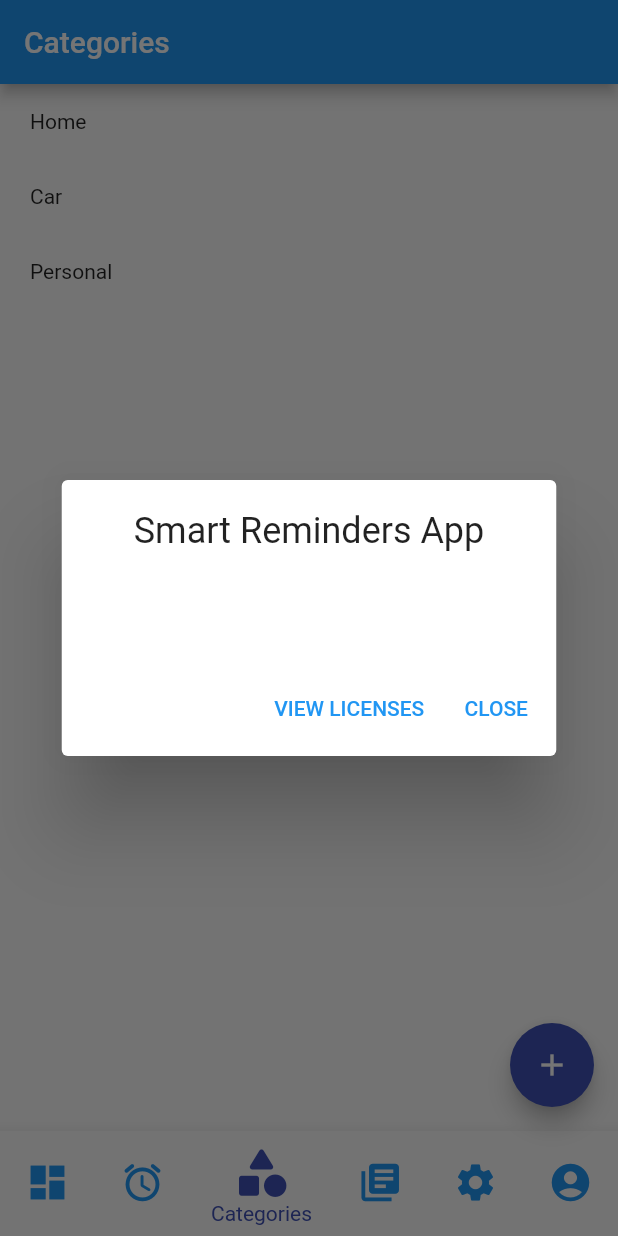
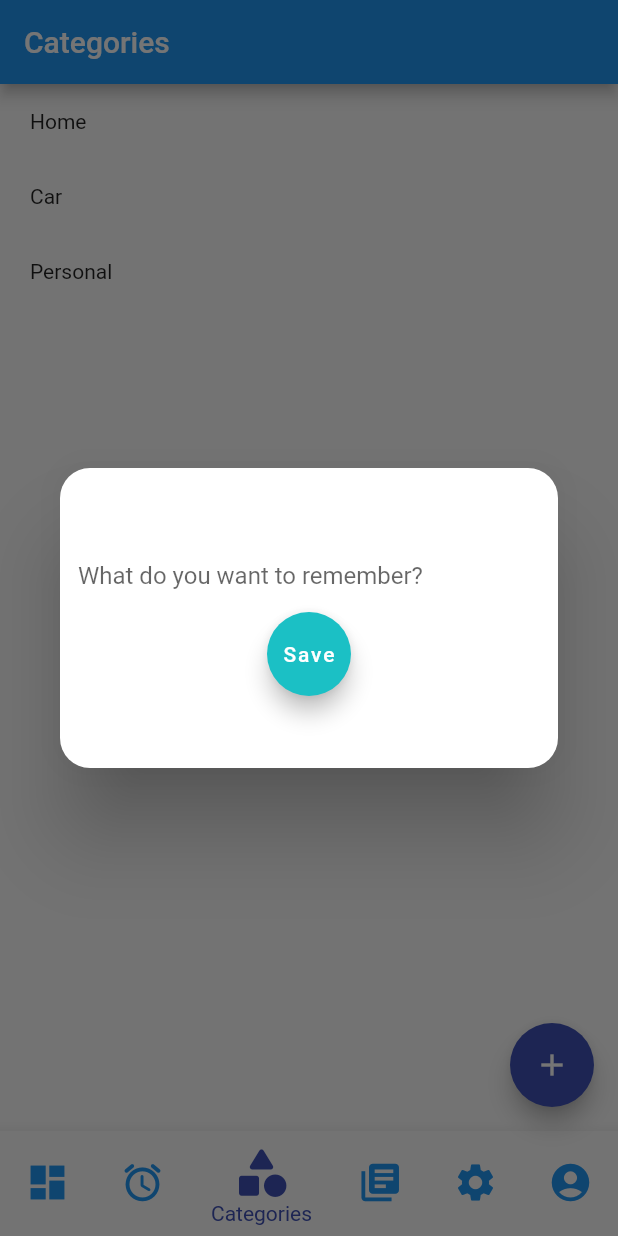
Before and after one commit to bogdanburnea/flutter_prj_1, a Flutter app: the screen it shows after launch, item 3 of the bottom bar chosen, after a tap on the "add" icon, on a phone screen of 412 x 824 dp. Run offline on Flutter 3.47's test engine with Material 2 defaults, Android fonts, the phone set to English and light mode, and no system bars; our stand-ins replace get_it, shared_preferences; missing offline and left inert: username_gen.

Commit message:
Add Category Dialog

```diff
--- /dev/null
+++ b/lib/pages/category/widgets/category_dialog.dart
@@ -0,0 +1,52 @@
+import 'package:flutter/material.dart';
+
+class CategoryDialog extends StatefulWidget {
+  const CategoryDialog({super.key});
+
+  @override
+  _CategoryDialogState createState() => _CategoryDialogState();
+}
+
+class _CategoryDialogState extends State<CategoryDialog> {
+  final GlobalKey<FormState> _formKey = GlobalKey<FormState>();
+
+  final TextEditingController _textEditingController = TextEditingController();
+
+  @override
+  Widget build(BuildContext context) {
+    return Dialog(
+      shape: RoundedRectangleBorder(
+          borderRadius: BorderRadius.circular(20.0)), //this right here
+      child: Container(
+        height: 200,
+        child: Padding(
+          padding: const EdgeInsets.all(12.0),
+          child: Column(
+            mainAxisAlignment: MainAxisAlignment.center,
+            crossAxisAlignment: CrossAxisAlignment.start,
+            children: [
+              const TextField(
+                decoration: InputDecoration(
+                    border: InputBorder.none,
+                    hintText: 'What do you want to remember?'),
+              ),
+              SizedBox(
+                width: 320.0,
+                child: FloatingActionButton(
+                  onPressed: () {
+                    Navigator.of(context).pop();
+                  },
+                  child: const Text(
+                    "Save",
+                    style: TextStyle(color: Colors.white),
+                  ),
+                  backgroundColor: const Color(0xFF1BC0C5),
+                ),
+              )
+            ],
+          ),
+        ),
+      ),
+    );
+  }
+}
--- a/lib/pages/home/home_page.dart
+++ b/lib/pages/home/home_page.dart
@@ -1,5 +1,6 @@
 import 'package:flutter/material.dart';
 import 'package:flutter_prj_1/pages/category/category_page.dart';
+import 'package:flutter_prj_1/pages/category/widgets/category_dialog.dart';
 import 'package:flutter_prj_1/pages/settings/settings_page.dart';
 import 'package:flutter_prj_1/pages/settings/settings_state_manager.dart';
 import 'package:flutter_prj_1/pages/user_profile/user_profile_page.dart';
@@ -128,8 +129,11 @@ class _HomePageState extends State<HomePage> {
 
   void _handleAddActionButtonPressed() {
     if (_pageIndex == 2) {
-      showAboutDialog(context: context);
-      return;
+      showDialog(
+          context: context,
+          builder: (BuildContext context) {
+            return CategoryDialog();
+          });
     }
   }
 
```
